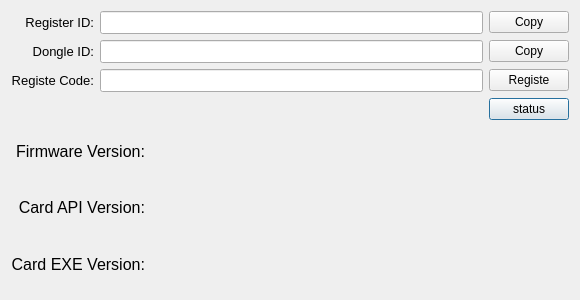
Above: src/ui/RegisteDialog.ui from oneminute/LaserController before the change. Below: the same form after it.
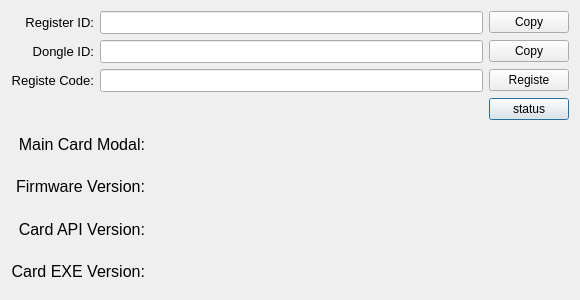
That is the form after the change.

```diff
--- a/src/ui/RegisteDialog.ui
+++ b/src/ui/RegisteDialog.ui
@@ -176,20 +176,7 @@
     <layout class="QHBoxLayout" name="horizontalLayout">
      <item>
       <layout class="QGridLayout" name="gridLayout_2" columnstretch="0,1">
-       <item row="1" column="1">
-        <widget class="QLabel" name="labelAPIVersion">
-         <property name="font">
-          <font>
-           <pointsize>12</pointsize>
-           <bold>true</bold>
-          </font>
-         </property>
-         <property name="text">
-          <string/>
-         </property>
-        </widget>
-       </item>
-       <item row="0" column="0">
+       <item row="1" column="0">
         <widget class="QLabel" name="label_fixedVersion">
          <property name="font">
           <font>
@@ -204,7 +191,20 @@
          </property>
         </widget>
        </item>
-       <item row="0" column="1">
+       <item row="2" column="1">
+        <widget class="QLabel" name="labelAPIVersion">
+         <property name="font">
+          <font>
+           <pointsize>12</pointsize>
+           <bold>true</bold>
+          </font>
+         </property>
+         <property name="text">
+          <string/>
+         </property>
+        </widget>
+       </item>
+       <item row="1" column="1">
         <widget class="QLabel" name="labelFirmwareVersion">
          <property name="font">
           <font>
@@ -217,7 +217,7 @@
          </property>
         </widget>
        </item>
-       <item row="1" column="0">
+       <item row="2" column="0">
         <widget class="QLabel" name="label_APIVersion">
          <property name="font">
           <font>
@@ -232,20 +232,7 @@
          </property>
         </widget>
        </item>
-       <item row="2" column="1">
-        <widget class="QLabel" name="labelEXEVersion">
-         <property name="font">
-          <font>
-           <pointsize>12</pointsize>
-           <bold>true</bold>
-          </font>
-         </property>
-         <property name="text">
-          <string/>
-         </property>
-        </widget>
-       </item>
-       <item row="2" column="0">
+       <item row="3" column="0">
         <widget class="QLabel" name="label_EXEVersion">
          <property name="font">
           <font>
@@ -260,6 +247,47 @@
          </property>
         </widget>
        </item>
+       <item row="3" column="1">
+        <widget class="QLabel" name="labelEXEVersion">
+         <property name="font">
+          <font>
+           <pointsize>12</pointsize>
+           <bold>true</bold>
+          </font>
+         </property>
+         <property name="text">
+          <string/>
+         </property>
+        </widget>
+       </item>
+       <item row="0" column="0">
+        <widget class="QLabel" name="label">
+         <property name="font">
+          <font>
+           <pointsize>12</pointsize>
+          </font>
+         </property>
+         <property name="text">
+          <string>Main Card Modal:</string>
+         </property>
+         <property name="alignment">
+          <set>Qt::AlignRight|Qt::AlignTrailing|Qt::AlignVCenter</set>
+         </property>
+        </widget>
+       </item>
+       <item row="0" column="1">
+        <widget class="QLabel" name="labelMainCardModal">
+         <property name="font">
+          <font>
+           <pointsize>12</pointsize>
+           <bold>true</bold>
+          </font>
+         </property>
+         <property name="text">
+          <string/>
+         </property>
+        </widget>
+       </item>
       </layout>
      </item>
     </layout>
```
